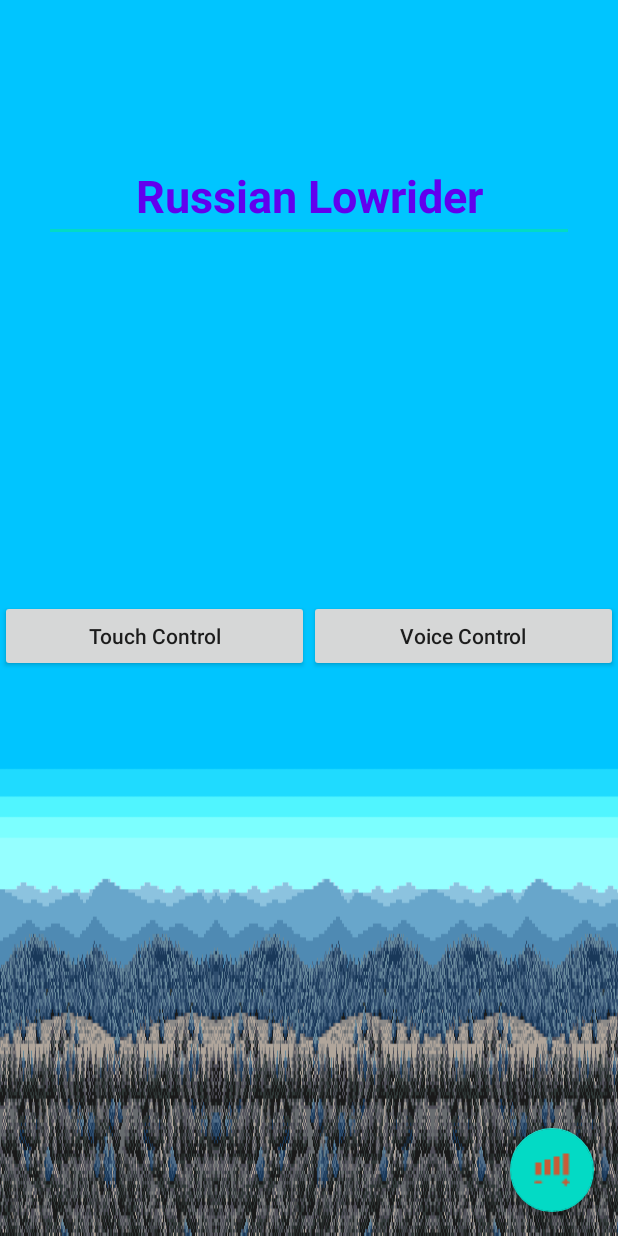
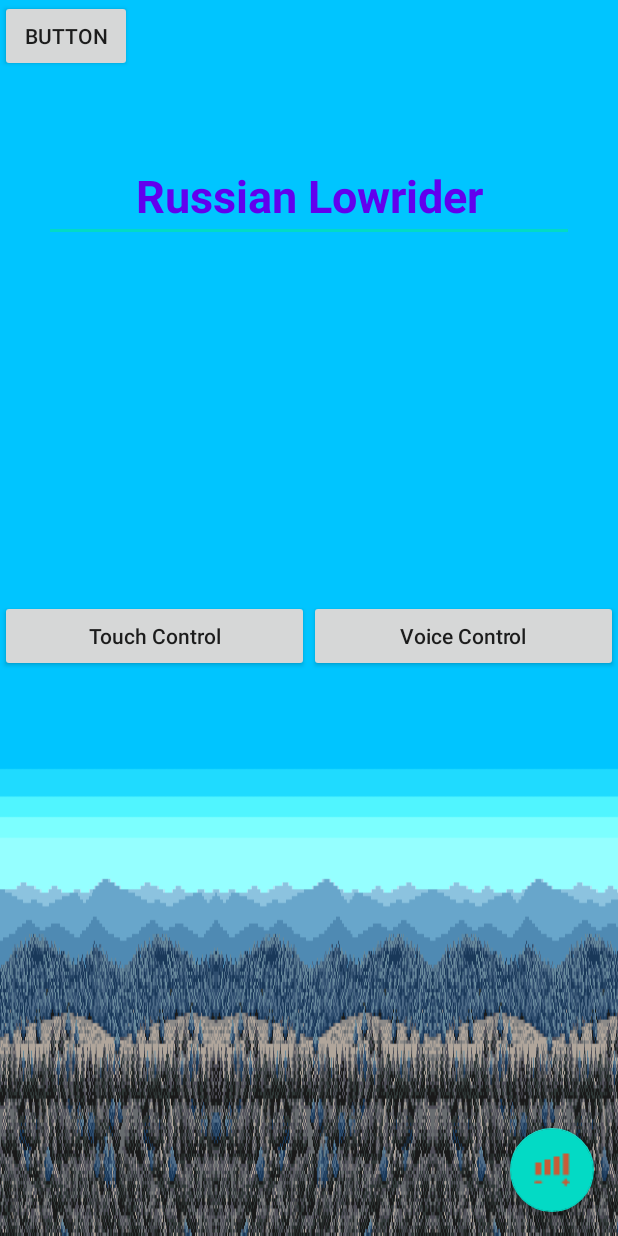
Before and after one commit to rhiskey/RussianLowRider, an Android app: the screen it shows after launch (StartingActivity), on a phone screen of 412 x 824 dp. Run offline under Robolectric (Android 15) with nearby library versions, the phone set to English and light mode, and no system bars.

Commit message:
тудушки

```diff
--- a/app/src/main/java/com/example/russianlowrider/GameActivity.java
+++ b/app/src/main/java/com/example/russianlowrider/GameActivity.java
@@ -122,7 +122,7 @@ public class GameActivity extends AppCompatActivity {
         bgMusic.setLooping(true);
 
         bgMusic.start();
-
+//TODO выпилить голосовое управление
         // Get the mode of the game from the StartingActivity
         if (getIntent().getStringExtra("Mode").equals("Touch")) {
             gameMode = TOUCH_MODE;
@@ -318,7 +318,7 @@ public class GameActivity extends AppCompatActivity {
 
         super.onBackPressed();
     }
-
+//TODO забить на хуйню с вращением, сделать именно механику с высотой
     public void onLeftBtnClick(View view) {
         //Поднять зад пневму
         gameView.setRotation(0, 1.0f);
--- a/app/src/main/java/com/example/russianlowrider/GameView.java
+++ b/app/src/main/java/com/example/russianlowrider/GameView.java
@@ -199,7 +199,7 @@ public class GameView extends SurfaceView implements SurfaceHolder.Callback {
         positionY += velocityY;
 
         velocityX += accelerationX;
-
+//TODO на вращение забиваем
         rotationCCW += omegaCCW;
         rotationCW += omegaCW;
 
@@ -261,6 +261,7 @@ public class GameView extends SurfaceView implements SurfaceHolder.Callback {
      */
     public boolean isAlive() {
         // Check if the bird hits the pipes
+        //TODO цикл "пока живой" переделать в цикл режима Круиз
         for (Pipe pipe : pipeList) {
             if (
                     (pipe.getPositionX() >= measuredWidth / 2.0f - pipeWidth / 2.0f - 100.0f / 2.0f) &&
--- a/app/src/main/res/layout/activity_starting.xml
+++ b/app/src/main/res/layout/activity_starting.xml
@@ -71,4 +71,11 @@
         android:onClick="adjustVolumeThreshold"
         android:src="@drawable/ic_volume_24dp" />
 
+    <Button
+        android:id="@+id/button"
+        android:layout_width="wrap_content"
+        android:layout_height="wrap_content"
+        android:layout_alignParentBottom="false"
+        android:text="Button" />
+
 </RelativeLayout>
```
